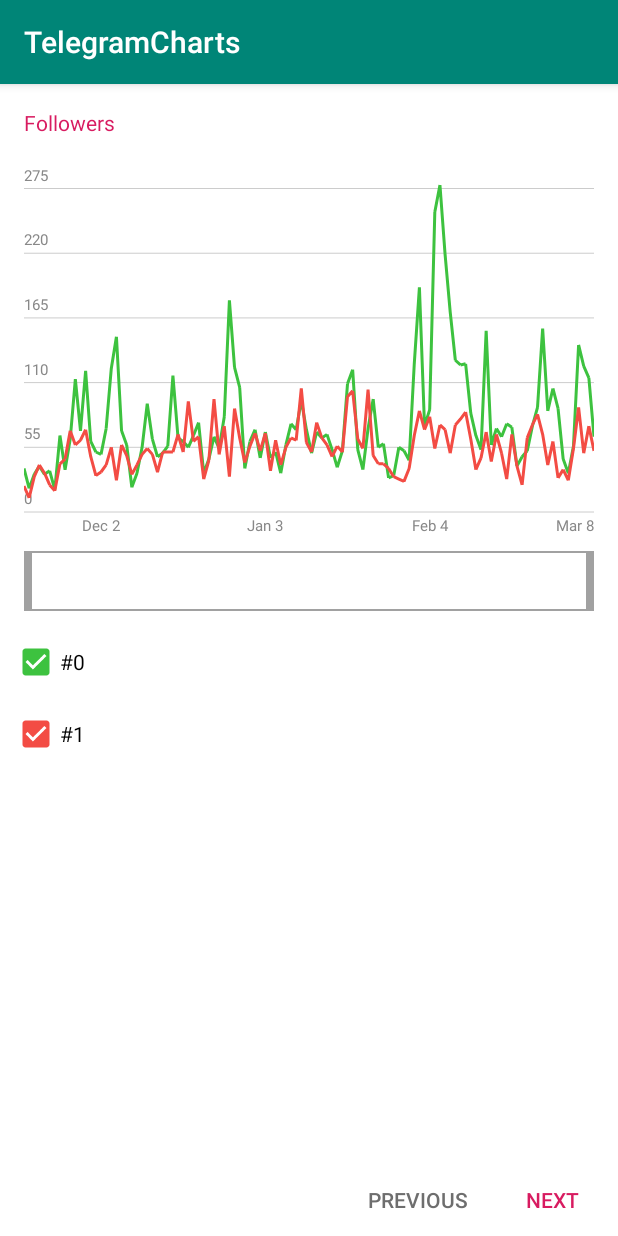
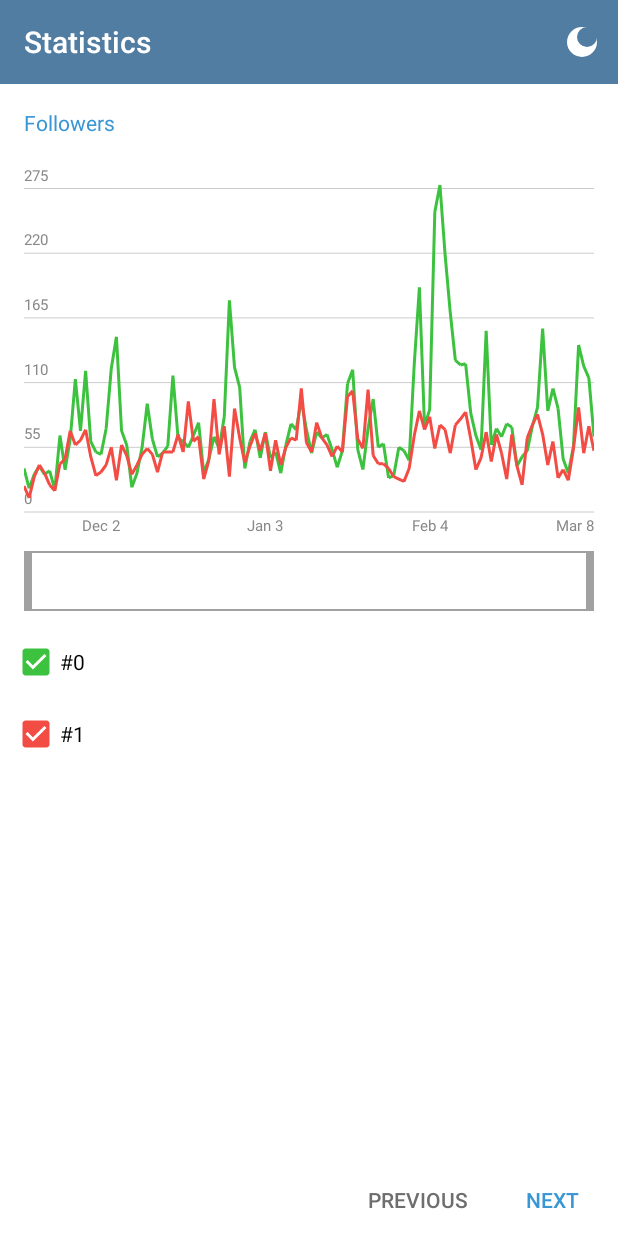
Before and after one commit to AATaganov/TelegramChartsContest, an Android app: the screen it shows after launch (MainActivity), on a phone screen of 412 x 824 dp. Run offline under Robolectric (Android 15) with nearby library versions, the phone set to English and light mode, and no system bars; our stand-ins replace RxJava; 2 statements that could not run were skipped.

Commit message:
Add toolbar

```diff
--- a/app/src/main/java/com/aataganov/telegramcharts/MainActivity.java
+++ b/app/src/main/java/com/aataganov/telegramcharts/MainActivity.java
@@ -5,7 +5,10 @@ import android.support.annotation.Nullable;
 import android.support.v7.app.AppCompatActivity;
 import android.support.v7.widget.LinearLayoutManager;
 import android.support.v7.widget.RecyclerView;
+import android.support.v7.widget.Toolbar;
 import android.util.Log;
+import android.view.Menu;
+import android.view.MenuItem;
 import android.view.View;
 import android.widget.Button;
 
@@ -38,6 +41,7 @@ public class MainActivity extends AppCompatActivity implements AdapterChartsSele
 
     Button btnNext;
     Button btnPrevious;
+    Toolbar toolbar;
 
     AdapterChartsSelection adapterChartsSelection = new AdapterChartsSelection();
 
@@ -55,7 +59,34 @@ public class MainActivity extends AppCompatActivity implements AdapterChartsSele
         initViews();
         initRecycler();
         initButtons();
+        initToolbar();
     }
+    private void initToolbar(){
+        setSupportActionBar(toolbar);
+        if(getSupportActionBar() != null) {
+            getSupportActionBar().setTitle(R.string.activity_title);
+        }
+    }
+    @Override
+    public boolean onCreateOptionsMenu(Menu menu) {
+        // Inflate the menu; this adds items to the action bar if it is present.
+        getMenuInflater().inflate(R.menu.main_activity_menu, menu);
+        return true;
+    }
+
+    @Override
+    public boolean onOptionsItemSelected(MenuItem item) {
+        if (item.getItemId() == R.id.menu_switch_theme){
+            switchTheme();
+            return true;
+        }
+        return super.onOptionsItemSelected(item);
+    }
+
+    private void switchTheme() {
+        Log.w(LOG_TAG,"SWITCH THEME CLICKED");
+    }
+
     private void subscribeToChartSelection(){
         activeBag.add(chartSubject.throttleLatest(1000, TimeUnit.MILLISECONDS)
                 .subscribeOn(Schedulers.io())
@@ -86,6 +117,7 @@ public class MainActivity extends AppCompatActivity implements AdapterChartsSele
     }
 
     void initViews(){
+        toolbar = findViewById(R.id.toolbar);
         chartView = findViewById(R.id.chart_view);
         chartDiapasonPicker = findViewById(R.id.view_diapason_picker);
         chartView.setPicker(chartDiapasonPicker);
--- /dev/null
+++ b/app/src/main/res/drawable/dark_theme_icon.xml
@@ -0,0 +1,16 @@
+<?xml version="1.0" encoding="utf-8"?>
+<layer-list xmlns:android="http://schemas.android.com/apk/res/android">
+    <item  android:gravity="center">
+        <shape android:shape="oval">
+            <size android:width="20dp" android:height="20dp"/>
+            <solid android:color="@color/colorWhite"/>
+        </shape>
+    </item>
+    <item android:gravity="top|end">
+        <shape android:shape="oval">
+            <padding android:top="5dp" />
+            <size android:width="13dp" android:height="13dp"/>
+            <solid android:color="@color/colorPrimary"/>
+        </shape>
+    </item>
+</layer-list>
--- a/app/src/main/res/layout/activity_main.xml
+++ b/app/src/main/res/layout/activity_main.xml
@@ -6,9 +6,18 @@
     android:layout_width="match_parent"
     android:layout_height="match_parent"
     tools:context=".MainActivity">
+    <android.support.v7.widget.Toolbar
+        android:background="@color/colorPrimary"
+        app:layout_constraintTop_toTopOf="parent"
+        android:theme="@style/AppTheme.AppBarOverlay"
+        android:id="@+id/toolbar"
+        android:layout_width="match_parent"
+        android:layout_height="wrap_content">
+
+    </android.support.v7.widget.Toolbar>
 
     <TextView
-        app:layout_constraintTop_toTopOf="parent"
+        app:layout_constraintTop_toBottomOf="@id/toolbar"
         app:layout_constraintStart_toStartOf="parent"
         android:id="@+id/txt_chart_title"
         android:textColor="@color/colorAccent"
--- /dev/null
+++ b/app/src/main/res/menu/main_activity_menu.xml
@@ -0,0 +1,9 @@
+<?xml version="1.0" encoding="utf-8"?>
+<menu xmlns:android="http://schemas.android.com/apk/res/android"
+    xmlns:app="http://schemas.android.com/apk/res-auto">
+    <item
+        app:showAsAction="always"
+        android:id="@+id/menu_switch_theme"
+        android:icon="@drawable/dark_theme_icon"
+        android:title="@string/change_theme" />
+</menu>
--- a/app/src/main/res/values/colors.xml
+++ b/app/src/main/res/values/colors.xml
@@ -1,8 +1,8 @@
 <?xml version="1.0" encoding="utf-8"?>
 <resources>
-    <color name="colorPrimary">#008577</color>
-    <color name="colorPrimaryDark">#00574B</color>
-    <color name="colorAccent">#D81B60</color>
+    <color name="colorPrimary">#517da2</color>
+    <color name="colorPrimaryDark">#426382</color>
+    <color name="colorAccent">#3896d4</color>
     <color name="material_grey">#6e6e6e</color>
     <color name="colorWhite">#FFF</color>
 </resources>
--- a/app/src/main/res/values/strings.xml
+++ b/app/src/main/res/values/strings.xml
@@ -1,4 +1,6 @@
 <resources>
     <string name="app_name">TelegramCharts</string>
     <string name="chart_title">Followers</string>
+    <string name="activity_title">Statistics</string>
+    <string name="change_theme">Change theme</string>
 </resources>
--- a/app/src/main/res/values/styles.xml
+++ b/app/src/main/res/values/styles.xml
@@ -1,11 +1,14 @@
 <resources>
 
     <!-- Base application theme. -->
-    <style name="AppTheme" parent="Theme.AppCompat.Light.DarkActionBar">
+    <style name="AppTheme" parent="Theme.AppCompat.Light.NoActionBar">
         <!-- Customize your theme here. -->
         <item name="colorPrimary">@color/colorPrimary</item>
         <item name="colorPrimaryDark">@color/colorPrimaryDark</item>
         <item name="colorAccent">@color/colorAccent</item>
     </style>
 
+    <style name="AppTheme.AppBarOverlay" parent="ThemeOverlay.AppCompat.Dark">
+        <item name="colorButtonNormal">@color/colorWhite</item>
+    </style>
 </resources>
```
